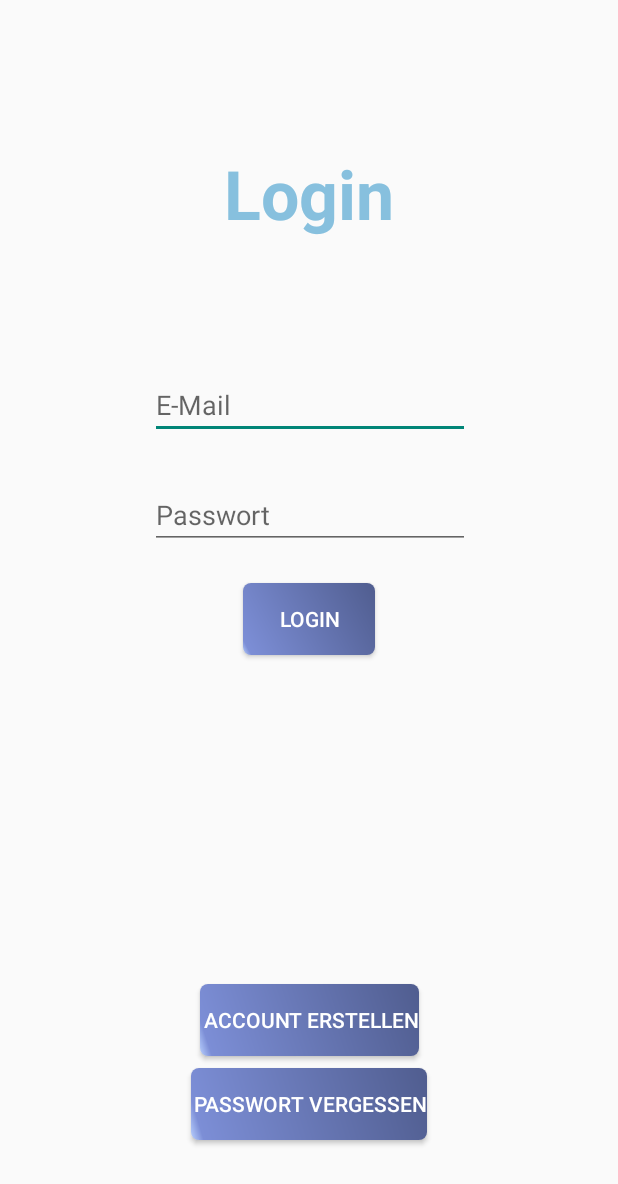
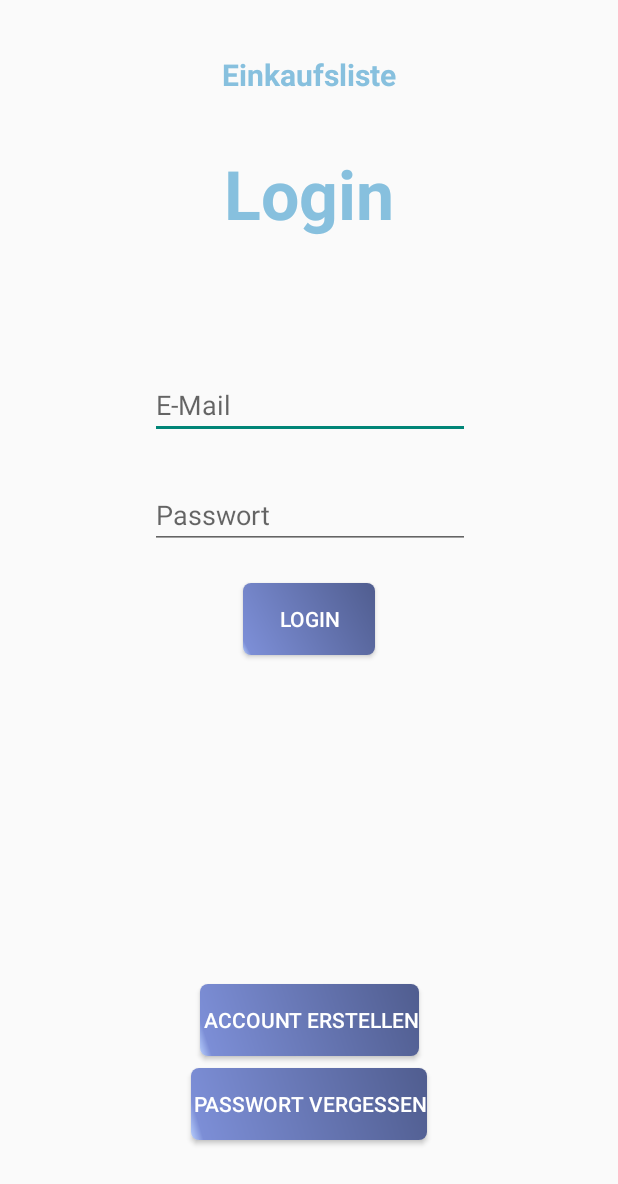
Before and after one commit to franzisgithub/Einkaufsliste-App, an Android app: the screen it shows after launch (MainActivity), on a phone screen of 412 x 824 dp. Shown: the top 1184 px of the screen. Run offline under Robolectric (Android 15) with nearby library versions, the phone set to English and light mode, and no system bars; our stand-ins replace Firebase (no records; nobody signed in at launch, a user with empty details on screens opened directly).

```diff
--- a/app/src/main/res/layout/activity_main.xml
+++ b/app/src/main/res/layout/activity_main.xml
@@ -126,4 +126,21 @@
         app:layout_constraintVertical_bias="0.62"
         tools:ignore="MissingConstraints" />
 
+    <TextView
+        android:id="@+id/textView2"
+        android:layout_width="wrap_content"
+        android:layout_height="wrap_content"
+        android:layout_marginStart="8dp"
+        android:layout_marginTop="8dp"
+        android:layout_marginEnd="8dp"
+        android:layout_marginBottom="8dp"
+        android:text="Einkaufsliste"
+        android:textColor="@color/colorPrimaryDark"
+        android:textSize="20sp"
+        android:textStyle="bold"
+        app:layout_constraintBottom_toTopOf="@+id/textView"
+        app:layout_constraintEnd_toEndOf="parent"
+        app:layout_constraintStart_toStartOf="parent"
+        app:layout_constraintTop_toTopOf="parent" />
+
 </android.support.constraint.ConstraintLayout>
--- a/app/src/main/res/menu/example_menu.xml
+++ b/app/src/main/res/menu/example_menu.xml
@@ -14,6 +14,6 @@
 
     <item
         android:id="@+id/item3"
-        android:title="logout"
+        android:title="Logout"
         app:showAsAction="never"/>
 </menu>
--- a/app/src/main/res/menu/menu1.xml
+++ b/app/src/main/res/menu/menu1.xml
@@ -3,6 +3,6 @@
     xmlns:app="http://schemas.android.com/apk/res-auto">
     <item
         android:id="@+id/item3"
-        android:title="logout"
+        android:title="Logout"
         app:showAsAction="never"/>
 </menu>
```
Also changed, not shown: app/src/main/java/com/example/werkws18_21/einkaufsliste/GruppenManager.java (+18 -1 lines), app/src/main/java/com/example/werkws18_21/einkaufsliste/Gruppenauswahl.java (+46 -13 lines), app/src/main/java/com/example/werkws18_21/einkaufsliste/Liste.java (+22 -5 lines), app/src/main/res/layout/activity_gruppenauswahl.xml (+14 -4 lines).
